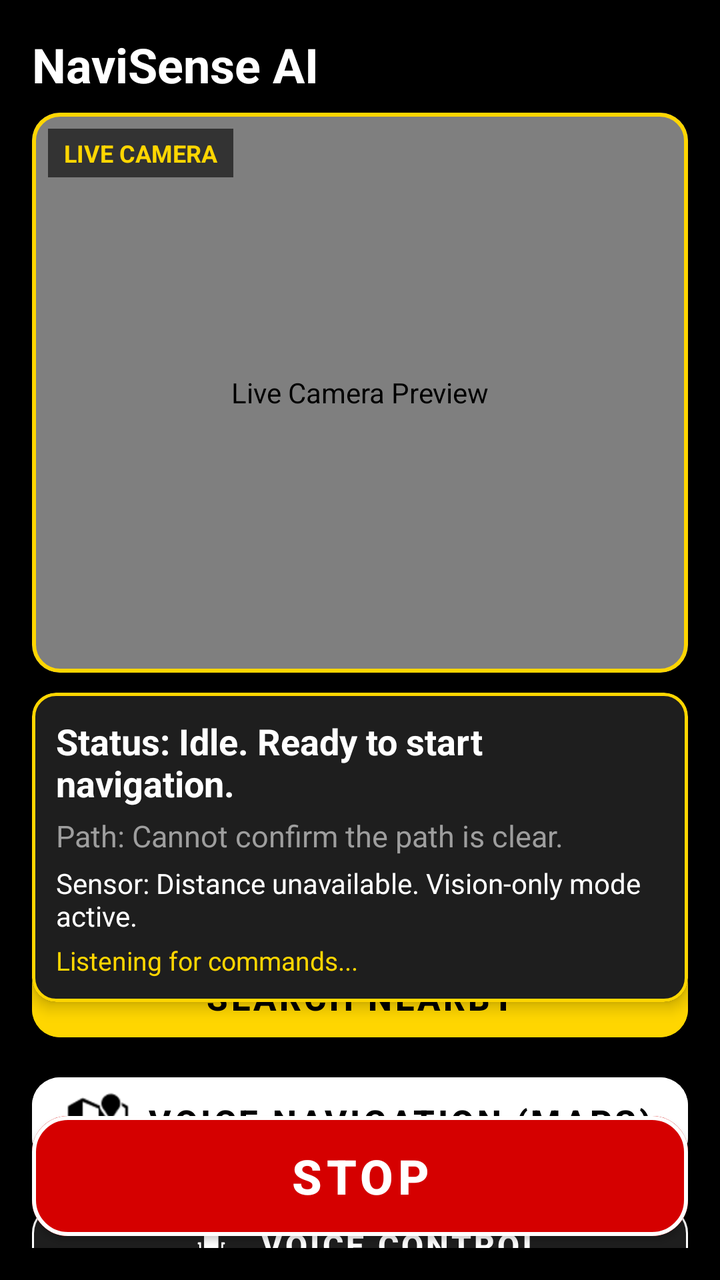
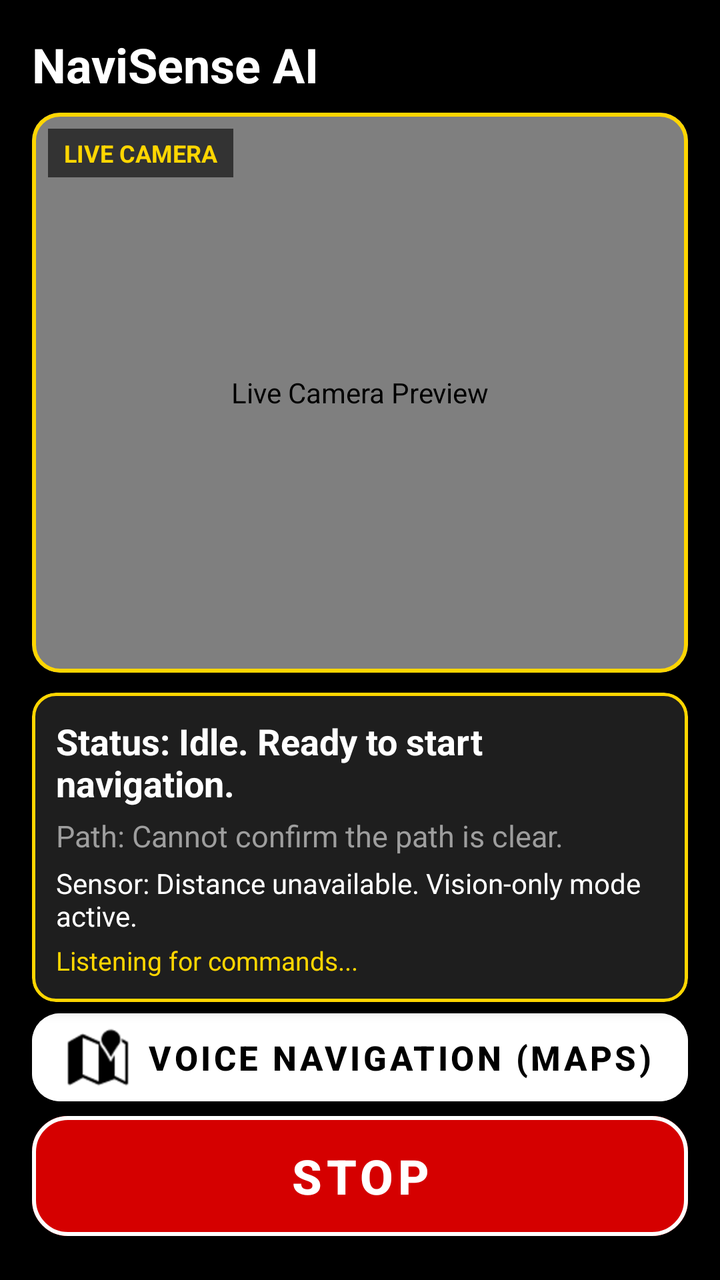

Screens rendered from an Android XML layout before and after an edit, with the pre-edit source and the edit as a unified diff.
<!-- AndroidManifest.xml: application theme Theme.NaviSense -->
<!-- res/layout/activity_main.xml -->
<?xml version="1.0" encoding="utf-8"?>
<androidx.constraintlayout.widget.ConstraintLayout xmlns:android="http://schemas.android.com/apk/res/android"
    xmlns:app="http://schemas.android.com/apk/res-auto"
    xmlns:tools="http://schemas.android.com/tools"
    android:id="@+id/mainLayout"
    android:layout_width="match_parent"
    android:layout_height="match_parent"
    android:background="@color/navisense_black"
    android:padding="16dp">

    
    <TextView
        android:id="@+id/tvAppTitle"
        android:layout_width="0dp"
        android:layout_height="wrap_content"
        android:text="@string/app_name"
        android:textColor="@color/navisense_white"
        android:textSize="24sp"
        android:textStyle="bold"
        android:contentDescription="@string/app_name"
        app:layout_constraintTop_toTopOf="parent"
        app:layout_constraintStart_toStartOf="parent"
        app:layout_constraintEnd_toEndOf="parent" />

    
    <com.google.android.material.card.MaterialCardView
        android:id="@+id/cardCameraPreview"
        android:layout_width="0dp"
        android:layout_height="280dp"
        android:layout_marginTop="8dp"
        app:cardBackgroundColor="@color/navisense_black"
        app:cardCornerRadius="14dp"
        app:cardElevation="4dp"
        app:strokeColor="@color/navisense_yellow"
        app:strokeWidth="2dp"
        app:layout_constraintTop_toBottomOf="@id/tvAppTitle"
        app:layout_constraintStart_toStartOf="parent"
        app:layout_constraintEnd_toEndOf="parent">

        <FrameLayout
            android:layout_width="match_parent"
            android:layout_height="match_parent">

            <androidx.camera.view.PreviewView
                android:id="@+id/viewFinder"
                android:layout_width="match_parent"
                android:layout_height="match_parent"
                android:contentDescription="Live Camera Preview"
                app:scaleType="fillCenter" />

            
            <dev.navisense.camera.DetectionOverlayView
                android:id="@+id/detectionOverlay"
                android:layout_width="match_parent"
                android:layout_height="match_parent"
                android:visibility="gone" />

            
            <TextView
                android:id="@+id/tvCameraOverlay"
                android:layout_width="wrap_content"
                android:layout_height="wrap_content"
                android:layout_gravity="top|start"
                android:layout_margin="8dp"
                android:background="#99000000"
                android:paddingHorizontal="8dp"
                android:paddingVertical="4dp"
                android:text="LIVE CAMERA"
                android:textColor="@color/navisense_yellow"
                android:textSize="12sp"
                android:textStyle="bold" />

        </FrameLayout>
    </com.google.android.material.card.MaterialCardView>

    
    <com.google.android.material.card.MaterialCardView
        android:id="@+id/cardStatus"
        android:layout_width="0dp"
        android:layout_height="wrap_content"
        android:layout_marginTop="10dp"
        app:cardBackgroundColor="@color/navisense_card_surface"
        app:cardCornerRadius="12dp"
        app:cardElevation="4dp"
        app:strokeColor="@color/navisense_yellow"
        app:strokeWidth="1.5dp"
        app:layout_constraintTop_toBottomOf="@id/cardCameraPreview"
        app:layout_constraintStart_toStartOf="parent"
        app:layout_constraintEnd_toEndOf="parent">

        <LinearLayout
            android:layout_width="match_parent"
            android:layout_height="wrap_content"
            android:orientation="vertical"
            android:padding="12dp">

            <TextView
                android:id="@+id/tvSystemMode"
                android:layout_width="match_parent"
                android:layout_height="wrap_content"
                android:text="@string/status_idle"
                android:textColor="@color/navisense_white"
                android:textSize="18sp"
                android:textStyle="bold" />

            <TextView
                android:id="@+id/tvPathStatus"
                android:layout_width="match_parent"
                android:layout_height="wrap_content"
                android:layout_marginTop="4dp"
                android:text="@string/status_path_unknown"
                android:textColor="@color/status_unknown"
                android:textSize="15sp" />

            <TextView
                android:id="@+id/tvSensorStatus"
                android:layout_width="match_parent"
                android:layout_height="wrap_content"
                android:layout_marginTop="4dp"
                android:text="@string/status_sensor_unavailable"
                android:textColor="@color/navisense_white"
                android:textSize="14sp" />

            <TextView
                android:id="@+id/tvVoiceStatus"
                android:layout_width="match_parent"
                android:layout_height="wrap_content"
                android:layout_marginTop="4dp"
                android:text="@string/voice_cmd_listening"
                android:textColor="@color/navisense_yellow"
                android:textSize="13sp" />

        </LinearLayout>
    </com.google.android.material.card.MaterialCardView>

    
    <LinearLayout
        android:id="@+id/actionsContainer"
        android:layout_width="0dp"
        android:layout_height="wrap_content"
        android:layout_marginTop="8dp"
        android:layout_marginBottom="8dp"
        android:orientation="vertical"
        android:gravity="center_vertical"
        app:layout_constraintTop_toBottomOf="@id/cardStatus"
        app:layout_constraintBottom_toTopOf="@id/btnStop"
        app:layout_constraintVertical_bias="0.5"
        app:layout_constraintStart_toStartOf="parent"
        app:layout_constraintEnd_toEndOf="parent">

        
        <com.google.android.material.button.MaterialButton
            android:id="@+id/btnStartWalking"
            android:layout_width="match_parent"
            android:layout_height="60dp"
            android:backgroundTint="@color/btn_start_bg"
            android:text="@string/btn_start_walking"
            android:textColor="@color/btn_start_text"
            android:textSize="19sp"
            android:textStyle="bold"
            android:contentDescription="@string/btn_start_walking_desc"
            app:cornerRadius="14dp" />

        
        <com.google.android.material.button.MaterialButton
            android:id="@+id/btnSearchNearby"
            android:layout_width="match_parent"
            android:layout_height="52dp"
            android:layout_marginTop="8dp"
            android:backgroundTint="@color/navisense_yellow"
            android:text="@string/btn_search_nearby"
            android:textColor="@color/navisense_black"
            android:textSize="17sp"
            android:textStyle="bold"
            android:contentDescription="@string/btn_search_nearby_desc"
            app:cornerRadius="14dp" />

        
        <com.google.android.material.button.MaterialButton
            android:id="@+id/btnVoiceWalkingNav"
            android:layout_width="match_parent"
            android:layout_height="56dp"
            android:layout_marginTop="8dp"
            android:backgroundTint="@color/navisense_white"
            android:text="@string/btn_voice_nav"
            android:textColor="@color/navisense_black"
            android:textSize="17sp"
            android:textStyle="bold"
            app:icon="@android:drawable/ic_dialog_map"
            app:iconGravity="textStart"
            app:iconTint="@color/navisense_black"
            android:contentDescription="@string/btn_voice_nav_desc"
            app:cornerRadius="14dp" />

        
        <com.google.android.material.button.MaterialButton
            android:id="@+id/btnVoiceCommand"
            android:layout_width="match_parent"
            android:layout_height="52dp"
            android:layout_marginTop="8dp"
            android:backgroundTint="@color/navisense_card_surface"
            android:text="@string/btn_voice_command"
            android:textColor="@color/navisense_white"
            android:textSize="16sp"
            android:textStyle="bold"
            app:icon="@android:drawable/ic_btn_speak_now"
            app:iconGravity="textStart"
            app:iconTint="@color/navisense_white"
            android:contentDescription="@string/voice_cmd_mic_desc"
            app:strokeColor="@color/navisense_white"
            app:strokeWidth="1dp"
            app:cornerRadius="14dp" />

        
        <com.google.android.material.button.MaterialButton
            android:id="@+id/btnConfirmArrival"
            android:layout_width="match_parent"
            android:layout_height="52dp"
            android:layout_marginTop="8dp"
            android:backgroundTint="@color/navisense_white"
            android:text="@string/btn_arrival"
            android:textColor="@color/navisense_black"
            android:textSize="17sp"
            android:textStyle="bold"
            android:visibility="gone"
            android:contentDescription="@string/btn_arrival_desc"
            app:cornerRadius="14dp" />

    </LinearLayout>

    
    <com.google.android.material.button.MaterialButton
        android:id="@+id/btnStop"
        android:layout_width="0dp"
        android:layout_height="72dp"
        android:backgroundTint="@color/btn_stop_bg"
        android:text="@string/btn_stop"
        android:textColor="@color/btn_stop_text"
        android:textSize="24sp"
        android:textStyle="bold"
        android:contentDescription="@string/btn_stop_desc"
        app:cornerRadius="18dp"
        app:strokeColor="@color/navisense_white"
        app:strokeWidth="2dp"
        app:layout_constraintBottom_toBottomOf="parent"
        app:layout_constraintStart_toStartOf="parent"
        app:layout_constraintEnd_toEndOf="parent" />

</androidx.constraintlayout.widget.ConstraintLayout>
<!-- resources referenced by this layout -->
<resources>
  <color name="btn_start_bg">#00C853</color>
  <color name="btn_start_text">#000000</color>
  <color name="btn_stop_bg">#D50000</color>
  <color name="btn_stop_text">#FFFFFF</color>
  <color name="navisense_black">#000000</color>
  <color name="navisense_card_surface">#1E1E1E</color>
  <color name="navisense_white">#FFFFFF</color>
  <color name="navisense_yellow">#FFD600</color>
  <color name="status_unknown">#9E9E9E</color>
  <string name="app_name">NaviSense AI</string>
  <string name="btn_arrival">Confirm Arrival</string>
  <string name="btn_arrival_desc">Confirm you have arrived at the target zone and stop walking. Double tap to activate.</string>
  <string name="btn_search_nearby">Search Nearby</string>
  <string name="btn_search_nearby_desc">Search nearby for personal objects. Double tap to activate.</string>
  <string name="btn_start_walking">Start Walking</string>
  <string name="btn_start_walking_desc">Start obstacle assistance for walking. Double tap to activate.</string>
  <string name="btn_stop">Stop</string>
  <string name="btn_stop_desc">Stop assistance immediately and silence guidance. Double tap to activate.</string>
  <string name="btn_voice_command">Voice Control</string>
  <string name="btn_voice_nav">Voice Navigation (Maps)</string>
  <string name="btn_voice_nav_desc">Speak destination to start outdoor walking navigation with Google Maps. Double tap to activate.</string>
  <string name="status_idle">Status: Idle. Ready to start navigation.</string>
  <string name="status_path_unknown">Path: Cannot confirm the path is clear.</string>
  <string name="status_sensor_unavailable">Sensor: Distance unavailable. Vision-only mode active.</string>
  <string name="voice_cmd_listening">Listening for commands...</string>
  <string name="voice_cmd_mic_desc">Voice command microphone. Double tap to toggle listening.</string>
  <style name="Theme.NaviSense" parent="Theme.MaterialComponents.DayNight.NoActionBar">
          <item name="colorPrimary">@color/btn_start_bg</item>
          <item name="colorPrimaryVariant">@color/btn_start_bg</item>
          <item name="colorOnPrimary">@color/btn_start_text</item>
          <item name="colorSecondary">@color/navisense_yellow</item>
          <item name="colorSecondaryVariant">@color/navisense_yellow</item>
          <item name="colorOnSecondary">@color/navisense_black</item>
          <item name="android:colorBackground">@color/navisense_black</item>
          <item name="colorSurface">@color/navisense_dark_surface</item>
          <item name="colorOnSurface">@color/navisense_white</item>
          <item name="android:statusBarColor">@color/navisense_black</item>
          <item name="android:navigationBarColor">@color/navisense_black</item>
      </style>
  <color name="navisense_dark_surface">#121212</color>
</resources>

<!-- the commit's change to res/layout/activity_main.xml (unified diff, before → after) -->
@@ -209,6 +209,22 @@
             android:contentDescription="@string/voice_cmd_mic_desc"
             app:strokeColor="@color/navisense_white"
             app:strokeWidth="1dp"
+            app:cornerRadius="14dp" />
+
+        
+        <com.google.android.material.button.MaterialButton
+            android:id="@+id/btnMapDirections"
+            android:layout_width="match_parent"
+            android:layout_height="56dp"
+            android:layout_marginTop="8dp"
+            android:backgroundTint="@color/navisense_card_surface"
+            android:text="@string/btn_map_directions"
+            android:textColor="@color/navisense_yellow"
+            android:textSize="18sp"
+            android:textStyle="bold"
+            android:contentDescription="@string/btn_map_directions_desc"
+            app:strokeColor="@color/navisense_yellow"
+            app:strokeWidth="1.5dp"
             app:cornerRadius="14dp" />
 
         
<!-- resource entries referenced after the edit -->
@@ -12,6 +12,8 @@
   <string name="app_name">NaviSense AI</string>
   <string name="btn_arrival">Confirm Arrival</string>
   <string name="btn_arrival_desc">Confirm you have arrived at the target zone and stop walking. Double tap to activate.</string>
+  <string name="btn_map_directions">Map Directions (VIT)</string>
+  <string name="btn_map_directions_desc">Start map-based walking directions around VIT Chennai. Double tap to choose destination.</string>
   <string name="btn_search_nearby">Search Nearby</string>
   <string name="btn_search_nearby_desc">Search nearby for personal objects. Double tap to activate.</string>
   <string name="btn_start_walking">Start Walking</string>
